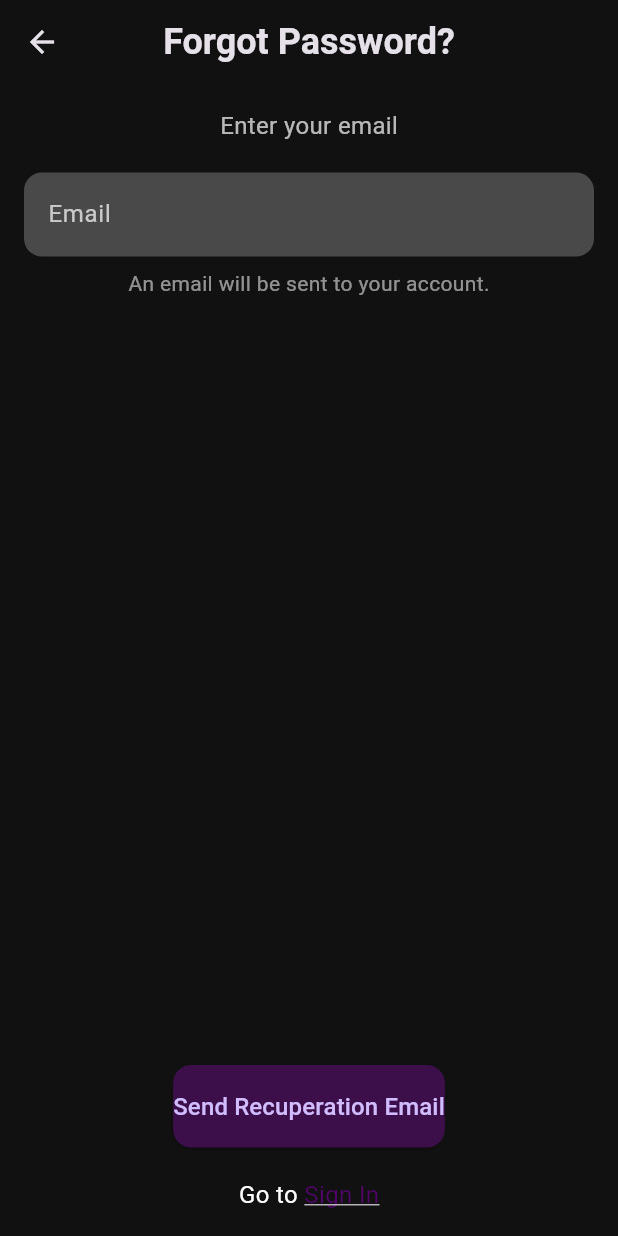
After one commit to BeatNow/BeatNow, a Flutter app: the ForgotPasswordScreen screen opened directly, on a phone screen of 412 x 824 dp. The commit adds this screen. Run offline on Flutter 3.47's test engine with Material 3 defaults, Android fonts, the phone set to English and light mode, and no system bars; our stand-ins replace font_awesome_flutter, get; missing offline and left inert: login_flutter; Roboto replaces fonts that are missing (Franklin Gothic Demi).

Commit message:
Add files via upload

```diff
--- /dev/null
+++ b/lib/auth_controller.dart
@@ -0,0 +1,9 @@
+import 'package:get/get.dart';
+
+class AuthController extends GetxController {
+  var selectedIndex = 0.obs;
+
+  void changeTab(int index) {
+    selectedIndex.value = index;
+  }
+}
--- /dev/null
+++ b/lib/forgot_password_screen.dart
@@ -0,0 +1,110 @@
+import 'package:flutter/material.dart';
+import 'package:flutter/gestures.dart';
+import 'package:get/get.dart';
+import 'package:login_flutter/auth_controller.dart';
+
+class ForgotPasswordScreen extends StatelessWidget {
+    final AuthController _authController = Get.find<AuthController>(); // Obtener instancia del controlador AuthController
+
+  @override
+  Widget build(BuildContext context) {
+    return Scaffold(
+      backgroundColor: Color(0xFF111111),
+      appBar: AppBar(
+        backgroundColor: Color(0xFF111111),
+        elevation: 0,
+        title: Text(
+          'Forgot Password?',
+          style: TextStyle(
+            fontFamily: 'Franklin Gothic Demi',
+            fontSize: 24.0,
+            fontWeight: FontWeight.bold,
+          ),
+        ),
+        centerTitle: true,
+      ),
+      body: Padding(
+        padding: const EdgeInsets.all(16.0),
+        child: Center(
+          child: Column(
+          children: <Widget>[
+            Text(
+              'Enter your email',
+              style: TextStyle(
+                color: Colors.white70,
+                fontSize: 16.0,
+                fontFamily: 'Franklin Gothic Demi',
+              ),
+            ),
+            SizedBox(height: 20.0),
+            TextField(
+              style: TextStyle(color: Colors.white),
+              decoration: InputDecoration(
+                hintText: 'Email',
+                hintStyle: TextStyle(color: Colors.white70),
+                filled: true,
+                fillColor: Color(0xFF494949),
+                border: OutlineInputBorder(
+                  borderRadius: BorderRadius.circular(12.0),
+                  borderSide: BorderSide.none,
+                ),
+              ),
+              keyboardType: TextInputType.emailAddress,
+            ),
+            SizedBox(height: 8.0),
+            Text(
+              'An email will be sent to your account.',
+              style: TextStyle(
+                color: Colors.white54,
+                fontSize: 14.0,
+                fontFamily: 'Franklin Gothic Demi',
+              ),
+            ),
+            Spacer(),
+            ElevatedButton(
+              onPressed: () {
+                // Implement send password reset email logic
+              },
+              style: ElevatedButton.styleFrom(
+                primary: Color(0xFF3C0F4B),
+                padding: EdgeInsets.symmetric(vertical: 16.0),
+                shape: RoundedRectangleBorder(
+                  borderRadius: BorderRadius.circular(12.0),
+                ),
+              ),
+              child: Text(
+                'Send Recuperation Email',
+                style: TextStyle(
+                  fontFamily: 'Franklin Gothic Demi',
+                  fontSize: 16.0,
+                ),
+              ),
+            ),
+            SizedBox(height: 20.0),
+            Center(
+              child: Text.rich(
+                TextSpan(
+                  text: 'Go to ',
+                  style: TextStyle(color: Colors.white, fontSize: 16),
+                  children: <TextSpan>[
+                    TextSpan(
+                      text: 'Sign In',
+                      style: TextStyle(
+                        decoration: TextDecoration.underline,
+                        color: Color(0xFF4E0566),
+                      ),
+                      recognizer: TapGestureRecognizer()..onTap = () {
+                        _authController.changeTab(0);
+                      },
+                    ),
+                  ],
+                ),
+              ),
+            ),
+          ],
+        ),
+      ),
+    ),
+    );
+  }
+}
```
Also changed, not shown: lib/login_screen.dart (added, +152 -0 lines), lib/main.dart (+13 -6 lines), lib/signup_screen.dart (added, +299 -0 lines).
